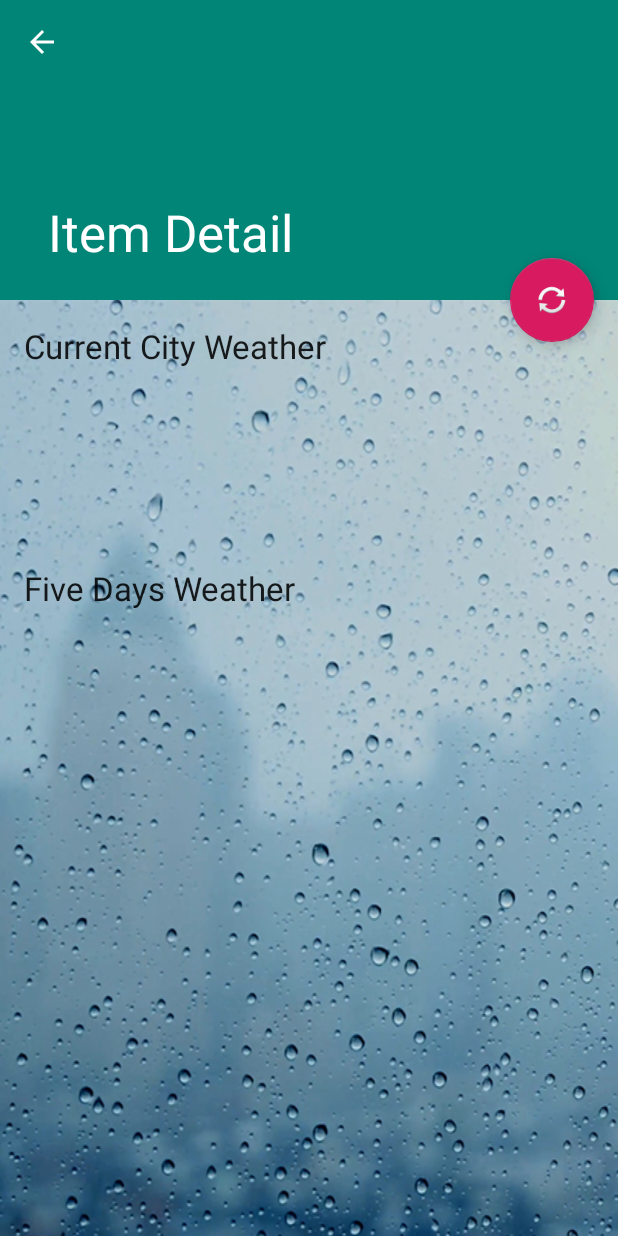
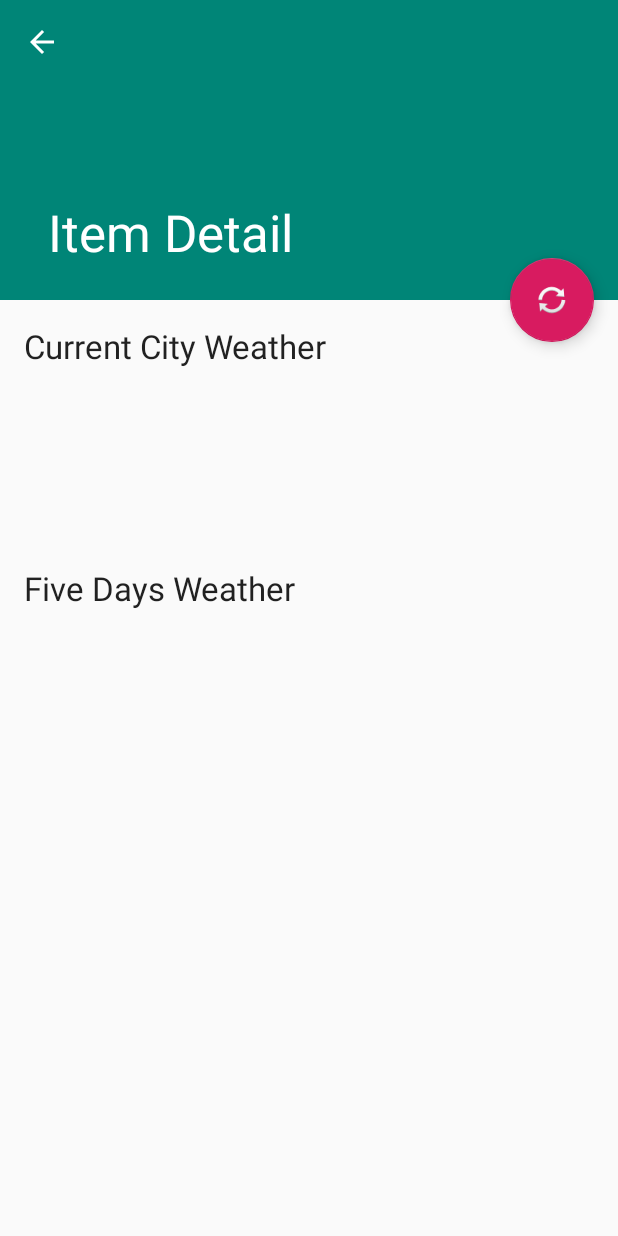
Before and after one commit to joy6005/BackBaseWeatherApplication, an Android app: the CityDetailActivity screen opened directly, with no data from a screen before it, on a phone screen of 412 x 824 dp. Run offline under Robolectric (Android 15) with nearby library versions, the phone set to English and light mode, and no system bars; our stand-ins replace Room's generated code; pictures from the network do not load.

Commit message:
Code refactoring and re-arrangement done

```diff
--- a/app/src/main/java/com/backbase/weatherapp/network/AsyncNetworkCall.java
+++ b/app/src/main/java/com/backbase/weatherapp/network/AsyncNetworkCall.java
@@ -1,4 +1,6 @@
 package com.backbase.weatherapp.network;
+import android.app.Activity;
+import android.app.ProgressDialog;
 import android.os.AsyncTask;
 import android.util.Log;
 
@@ -18,15 +20,22 @@ public class AsyncNetworkCall extends AsyncTask<String, Void, String>
 {
     private static final  String TAG = AsyncNetworkCall.class.getName();
     NetworkResponse mNetworkResponse;
-    public AsyncNetworkCall(NetworkResponse mNetworkResponse)
+    private ProgressDialog progressDialog;
+    private Activity activity;
+
+    public AsyncNetworkCall(Activity activity, NetworkResponse mNetworkResponse)
     {
         this.mNetworkResponse = mNetworkResponse;
+        this.activity = activity;
+        progressDialog = new ProgressDialog(activity);
     }
 
     @Override
     protected void onPreExecute()
     {
-        super.onPreExecute();
+        this.progressDialog.setMessage("Wait.. Loading Weather information");
+        this.progressDialog.setCancelable(false);
+        this.progressDialog.show();
     }
 
     @Override
@@ -64,6 +73,10 @@ public class AsyncNetworkCall extends AsyncTask<String, Void, String>
     @Override
     protected void onPostExecute(String result)
     {
+        if (progressDialog.isShowing()) {
+            progressDialog.dismiss();
+        }
+
         if(result != null)
         {
             mNetworkResponse.onSuccess(result);
--- a/app/src/main/java/com/backbase/weatherapp/ui/cities/CityDetailActivity.java
+++ b/app/src/main/java/com/backbase/weatherapp/ui/cities/CityDetailActivity.java
@@ -37,7 +37,7 @@ public class CityDetailActivity extends AppCompatActivity
                     fragment.loadCurrentCityWeatherInformations();
                     fragment.loadFiveDaysCurrentCityWeatherInformations();
                 }
-                Snackbar.make(view, "Refreshing...", Snackbar.LENGTH_LONG)
+                Snackbar.make(view, "Refreshing...", Snackbar.LENGTH_SHORT)
                         .setAction("Action", null).show();
             }
         });
--- a/app/src/main/java/com/backbase/weatherapp/ui/cities/CityDetailFragment.java
+++ b/app/src/main/java/com/backbase/weatherapp/ui/cities/CityDetailFragment.java
@@ -99,7 +99,7 @@ public class CityDetailFragment extends Fragment
 
     public void loadFiveDaysCurrentCityWeatherInformations()
     {
-        new AsyncNetworkCall(new NetworkResponse()
+        new AsyncNetworkCall(getActivity(),new NetworkResponse()
         {
             @Override
             public void onSuccess(String response)
@@ -126,7 +126,7 @@ public class CityDetailFragment extends Fragment
     {
         if (cityName != null)
         {
-            new AsyncNetworkCall(new NetworkResponse()
+            new AsyncNetworkCall(getActivity(),new NetworkResponse()
             {
                 @Override
                 public void onSuccess(String response)
--- a/app/src/main/res/layout/activity_city_detail.xml
+++ b/app/src/main/res/layout/activity_city_detail.xml
@@ -47,6 +47,7 @@
         android:layout_height="wrap_content"
         android:layout_gravity="center_vertical|start"
         android:layout_margin="@dimen/fab_margin"
+        android:tooltipText="Press to refresh weather data"
         app:layout_anchor="@+id/item_detail_container"
         app:layout_anchorGravity="top|end"
         app:srcCompat="@android:drawable/ic_popup_sync"/>
--- a/app/src/main/res/layout/activity_help.xml
+++ b/app/src/main/res/layout/activity_help.xml
@@ -8,9 +8,9 @@
     tools:context=".ui.help.HelpActivity">
 
     <WebView
+        android:id="@+id/webViewInstruction"
         android:layout_width="match_parent"
         android:layout_height="match_parent"
-        android:id="@+id/webViewInstruction"
-        android:layout_alignParentTop="true"
-        android:layout_alignParentLeft="true"/>
+        android:layout_alignParentLeft="true"
+        android:layout_alignParentTop="true"/>
 </RelativeLayout>
--- a/app/src/main/res/layout/activity_home_list.xml
+++ b/app/src/main/res/layout/activity_home_list.xml
@@ -17,7 +17,7 @@
             android:id="@+id/toolbar"
             android:layout_width="match_parent"
             android:layout_height="?attr/actionBarSize"
-            app:popupTheme="@style/AppTheme.PopupOverlay" />
+            app:popupTheme="@style/AppTheme.PopupOverlay"/>
 
     </android.support.design.widget.AppBarLayout>
 
@@ -27,7 +27,7 @@
         android:layout_height="match_parent"
         app:layout_behavior="@string/appbar_scrolling_view_behavior">
 
-        <include layout="@layout/item_list" />
+        <include layout="@layout/item_list"/>
     </FrameLayout>
 
     <android.support.design.widget.FloatingActionButton
@@ -37,7 +37,7 @@
         android:layout_gravity="bottom|end"
         android:layout_margin="@dimen/fab_margin"
         android:tooltipText="Click to add new City"
-        app:srcCompat="@android:drawable/ic_menu_add" />
+        app:srcCompat="@android:drawable/ic_menu_add"/>
 
 
 </android.support.design.widget.CoordinatorLayout>
--- a/app/src/main/res/layout/item_detail.xml
+++ b/app/src/main/res/layout/item_detail.xml
@@ -1,10 +1,9 @@
 <?xml version="1.0" encoding="utf-8"?>
 <LinearLayout xmlns:android="http://schemas.android.com/apk/res/android"
-    xmlns:tools="http://schemas.android.com/tools"
-    android:layout_width="match_parent"
-    android:layout_height="match_parent"
-    android:background="@drawable/rainy_bg"
-    android:orientation="vertical">
+              xmlns:tools="http://schemas.android.com/tools"
+              android:layout_width="match_parent"
+              android:layout_height="match_parent"
+              android:orientation="vertical">
 
     <TextView
         android:id="@+id/item_detail"
@@ -12,13 +11,13 @@
         android:layout_width="match_parent"
         android:layout_height="wrap_content"
         android:padding="16dp"
-        android:text="Current City Weather" />
+        android:text="Current City Weather"/>
 
     <ImageView
         android:id="@+id/imgWeatherStatus"
         android:layout_width="100dp"
         android:layout_height="100dp"
-        tools:srcCompat="@tools:sample/avatars" />
+        tools:srcCompat="@tools:sample/avatars"/>
 
     <TextView
         android:id="@+id/txtfiveDays"
@@ -26,7 +25,7 @@
         android:layout_width="match_parent"
         android:layout_height="wrap_content"
         android:padding="16dp"
-        android:text="Five Days Weather" />
+        android:text="Five Days Weather"/>
 
     <android.support.v7.widget.RecyclerView
         android:id="@+id/rvFiveDayWeather"
--- a/app/src/main/res/layout/item_five_days.xml
+++ b/app/src/main/res/layout/item_five_days.xml
@@ -1,11 +1,12 @@
 <?xml version="1.0" encoding="utf-8"?>
 <android.support.v7.widget.CardView xmlns:android="http://schemas.android.com/apk/res/android"
+                                    xmlns:app="http://schemas.android.com/apk/res-auto"
                                     xmlns:tools="http://schemas.android.com/tools"
                                     android:layout_width="match_parent"
                                     android:layout_height="wrap_content"
-    xmlns:app="http://schemas.android.com/apk/res-auto"
                                     android:layout_margin="8dp"
                                     app:cardCornerRadius="5dp">
+
     <LinearLayout
         android:layout_width="match_parent"
         android:layout_height="wrap_content"
--- a/app/src/main/res/xml/pref_general.xml
+++ b/app/src/main/res/xml/pref_general.xml
@@ -1,6 +1,6 @@
 <PreferenceScreen xmlns:android="http://schemas.android.com/apk/res/android">
 
-     <EditTextPreference
+    <EditTextPreference
         android:capitalize="words"
         android:defaultValue="@string/pref_default_display_name"
         android:inputType="textCapWords"
--- a/build.gradle
+++ b/build.gradle
@@ -8,7 +8,6 @@ buildscript {
     }
     dependencies {
         classpath 'com.android.tools.build:gradle:3.2.0'
-
 
         // NOTE: Do not place your application dependencies here; they belong
         // in the individual module build.gradle files
```
Also changed, not shown: app/src/main/res/menu/menu_main.xml (+15 -12 lines), 4 other files. Lines whose indentation alone changed are shown as unchanged.
